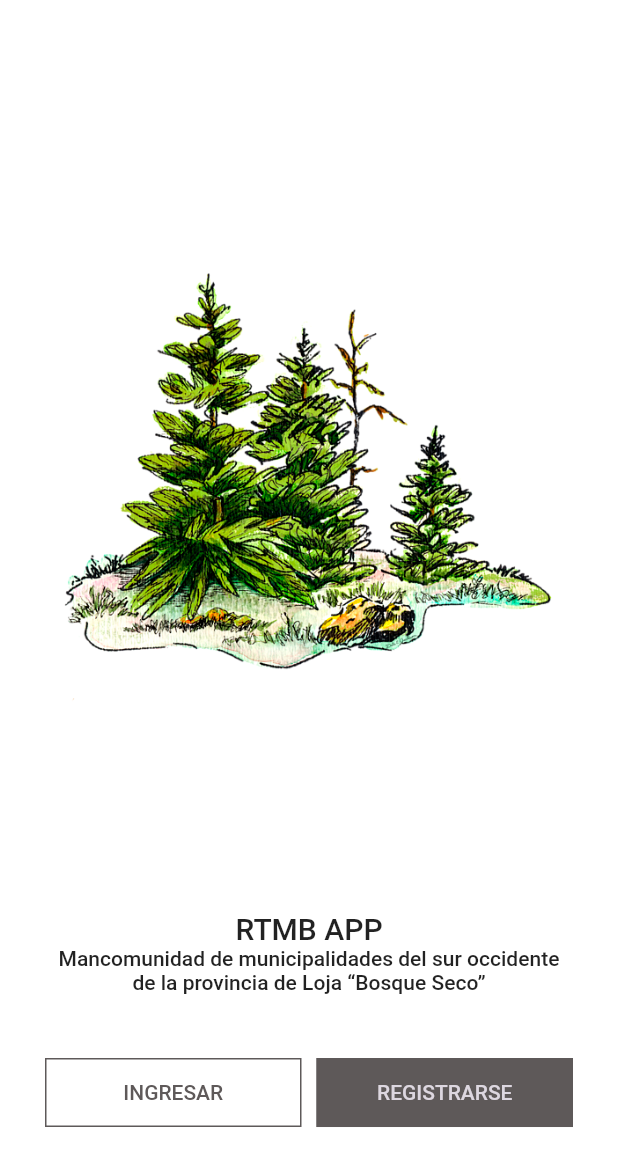
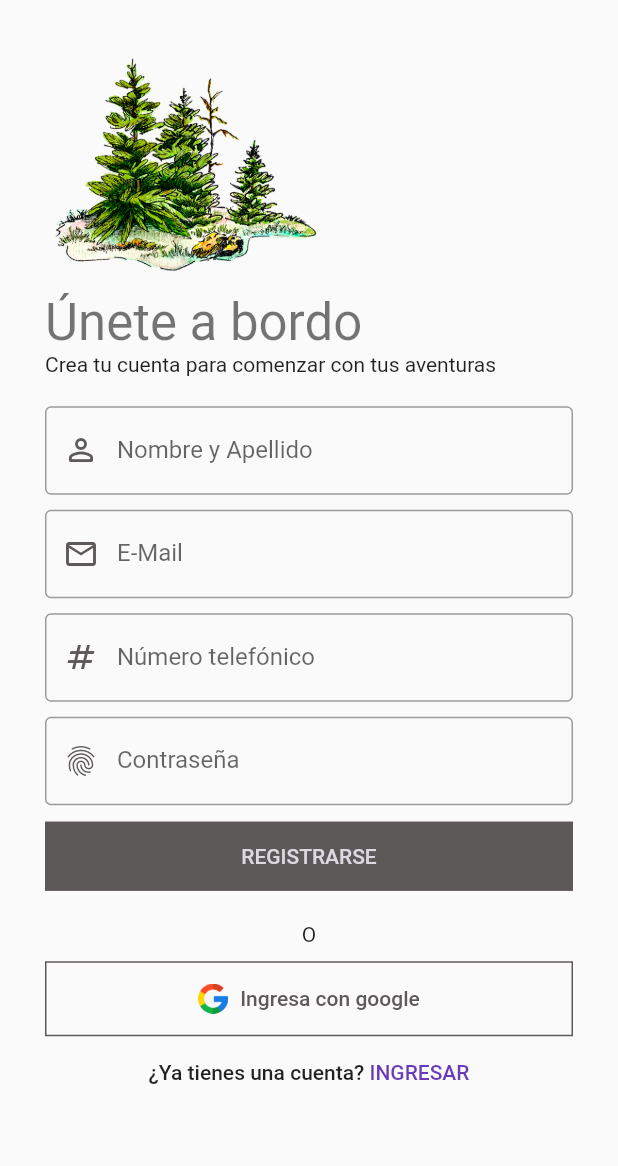
Before and after one commit to TesisUNL/PTT_FLUTTER, a Flutter app: the WelcomeScreen screen opened directly, after a tap on "REGISTRARSE", on a phone screen of 412 x 824 dp. Shown: the top 1166 px of the screen. Run offline on Flutter 3.47's test engine with Material 2 defaults, Android fonts, the light colour scheme and no system bars; our stand-ins replace firebase_auth, firebase_core, flutter_dotenv, flutter_secure_storage, flutter_svg, get and 8 more; missing offline and left inert: app_settings, flutter_config; accounts and stored records are empty.

Commit message:
register page

```diff
--- a/lib/core/constants/text_strings.dart
+++ b/lib/core/constants/text_strings.dart
@@ -28,10 +28,17 @@ const String tRegister = "Registrarse";
 const String tLoginTitle = "Bienvenido de vuelta";
 const String tLoginSubtitle = "Es un placer tenerte de regreso";
 const String tRememberMe = "Recuerdame";
-const String tAlreadyHaveAnAccount = "¿Ya tienes una cuenta?";
 const String tEmail = "E-Mail";
 const String tPassword = "Contraseña";
 const String tForgotPassword = "¿Olvidaste tu contraseña?";
 const String tSingInWithGoogle = "Ingresa con google";
-const String tDontHaveAnAccount = "¿Aún no tienes una cuenta?";
+const String tDontHaveAnAccount = "¿Aún no tienes una cuenta? ";
 const String tMakeARegister = "Registrate";
+
+//Register Screen Texts
+const String tRegisterTitle = "Únete a bordo";
+const String tRegisterSubtitle =
+    "Crea tu cuenta para comenzar con tus aventuras";
+const String tAlreadyHaveAnAccount = "¿Ya tienes una cuenta? ";
+const String tFullName = "Nombre y Apellido";
+const String tPhoneNo = "Número telefónico";
--- a/lib/core/constants/theme.dart
+++ b/lib/core/constants/theme.dart
@@ -34,6 +34,14 @@ class PttAppTheme {
             shape: const RoundedRectangleBorder(),
             padding: const EdgeInsets.symmetric(vertical: tButtonHeight)),
       )),
+      inputDecorationTheme: (InputDecorationTheme(
+          border: const OutlineInputBorder(),
+          prefixIconColor: Constants.tAppSecondaryColor,
+          floatingLabelStyle: TextStyle(color: Constants.tAppSecondaryColor),
+          focusedBorder: OutlineInputBorder(
+            borderSide:
+                BorderSide(width: 2, color: Constants.tAppSecondaryColor),
+          ))),
       primarySwatch: Colors.deepPurple);
 
   static ThemeData darkTheme = ThemeData(
@@ -67,5 +75,12 @@ class PttAppTheme {
             shape: const RoundedRectangleBorder(),
             padding: const EdgeInsets.symmetric(vertical: tButtonHeight)),
       )),
+      inputDecorationTheme: (InputDecorationTheme(
+          border: const OutlineInputBorder(),
+          prefixIconColor: Constants.tAppPrimaryColor,
+          floatingLabelStyle: TextStyle(color: Constants.tAppPrimaryColor),
+          focusedBorder: OutlineInputBorder(
+            borderSide: BorderSide(width: 2, color: Constants.tAppPrimaryColor),
+          ))),
       primarySwatch: Colors.deepOrange);
 }
--- a/lib/core/controlers/onboarding_screen_controller.dart
+++ b/lib/core/controlers/onboarding_screen_controller.dart
@@ -51,12 +51,15 @@ class OnBoardingController extends GetxController {
     currentPage.value = activePageIndex;
   }
 
-  skip() => controller.jumpToPage(page: 2);
+  //skip() => controller.jumpToPage(page: 2);
+
+  skip() => Get.to(const WelcomeScreen());
 
   animateToNextSlide() {
     int nextPage = controller.currentPage + 1;
     if (nextPage == 3) {
-      Get.to(WelcomeScreen());
+      Get.to(const WelcomeScreen());
+      return;
     } else {
       controller.animateToPage(page: nextPage);
     }
--- a/lib/features/authentication/login/login_header.dart
+++ b/lib/core/utils/widgets/form/form_header.dart
@@ -1,28 +1,30 @@
 import 'package:flutter/material.dart';
-import 'package:ptt_rtmb/core/constants/image_strings.dart';
-import 'package:ptt_rtmb/core/constants/text_strings.dart';
 
-class LoginHeaderWidget extends StatelessWidget {
-  const LoginHeaderWidget({
+class FormHeaderWidget extends StatelessWidget {
+  const FormHeaderWidget({
     Key? key,
-    required this.size,
+    required this.image,
+    required this.title,
+    required this.subTitle,
   }) : super(key: key);
 
-  final Size size;
+  final String image, title, subTitle;
 
   @override
   Widget build(BuildContext context) {
+    final size = MediaQuery.of(context).size;
+
     return Column(crossAxisAlignment: CrossAxisAlignment.start, children: [
       Image(
-        image: const AssetImage(tAppWelcomeScreenImage),
+        image: AssetImage(image),
         height: size.height * 0.2,
       ),
       Text(
-        tLoginTitle,
+        title,
         style: Theme.of(context).textTheme.headline4,
       ),
       Text(
-        tLoginSubtitle,
+        subTitle,
         style: Theme.of(context).textTheme.bodyText2,
       ),
     ]);
--- /dev/null
+++ b/lib/features/authentication/create_account/register.dart
@@ -0,0 +1,35 @@
+import 'package:flutter/material.dart';
+import 'package:ptt_rtmb/core/constants/image_strings.dart';
+import 'package:ptt_rtmb/core/constants/sizes.dart';
+import 'package:ptt_rtmb/core/constants/text_strings.dart';
+import 'package:ptt_rtmb/core/utils/widgets/form/form_header.dart';
+import 'package:ptt_rtmb/features/authentication/create_account/sign_up_footer.dart';
+import 'package:ptt_rtmb/features/authentication/create_account/sign_up_form.dart';
+
+class SingUpScreen extends StatelessWidget {
+  const SingUpScreen({Key? key}) : super(key: key);
+
+  @override
+  Widget build(BuildContext context) {
+    return SafeArea(
+      child: Scaffold(
+        body: SingleChildScrollView(
+          child: Container(
+            padding: const EdgeInsets.all(tDefaultSize),
+            child: Column(
+              crossAxisAlignment: CrossAxisAlignment.start,
+              children: const [
+                FormHeaderWidget(
+                    image: tAppWelcomeScreenImage,
+                    title: tRegisterTitle,
+                    subTitle: tRegisterSubtitle),
+                SignUpFormWidget(),
+                SignUpFooterWidget()
+              ],
+            ),
+          ),
+        ),
+      ),
+    );
+  }
+}
--- /dev/null
+++ b/lib/features/authentication/create_account/sign_up_footer.dart
@@ -0,0 +1,40 @@
+import 'package:flutter/material.dart';
+import 'package:ptt_rtmb/core/constants/sizes.dart';
+import 'package:ptt_rtmb/core/constants/text_strings.dart';
+import '../../../core/constants/image_strings.dart';
+
+class SignUpFooterWidget extends StatelessWidget {
+  const SignUpFooterWidget({
+    Key? key,
+  }) : super(key: key);
+
+  @override
+  Widget build(BuildContext context) {
+    return Column(
+      children: [
+        const Text("O"),
+        const SizedBox(
+          height: tFormHeight - 20,
+        ),
+        SizedBox(
+          width: double.infinity,
+          child: OutlinedButton.icon(
+              onPressed: () {},
+              icon: const Image(
+                image: AssetImage(tGoogleImage),
+                width: 20.0,
+              ),
+              label: const Text(tSingInWithGoogle)),
+        ),
+        TextButton(
+            onPressed: () {},
+            child: Text.rich(TextSpan(children: [
+              TextSpan(
+                  text: tAlreadyHaveAnAccount,
+                  style: Theme.of(context).textTheme.bodyText1),
+              TextSpan(text: tLogin.toUpperCase())
+            ])))
+      ],
+    );
+  }
+}
--- /dev/null
+++ b/lib/features/authentication/create_account/sign_up_form.dart
@@ -0,0 +1,65 @@
+import 'package:flutter/material.dart';
+
+import '../../../core/constants/sizes.dart';
+import '../../../core/constants/text_strings.dart';
+
+class SignUpFormWidget extends StatelessWidget {
+  const SignUpFormWidget({
+    Key? key,
+  }) : super(key: key);
+
+  @override
+  Widget build(BuildContext context) {
+    return Container(
+      padding: const EdgeInsets.symmetric(vertical: tFormHeight - 10),
+      child: Form(
+        child: Column(
+          crossAxisAlignment: CrossAxisAlignment.start,
+          children: [
+            TextFormField(
+              decoration: const InputDecoration(
+                label: Text(tFullName),
+                prefixIcon: Icon(Icons.person_outline_rounded),
+              ),
+            ),
+            const SizedBox(
+              height: tFormHeight - 20,
+            ),
+            TextFormField(
+              decoration: const InputDecoration(
+                label: Text(tEmail),
+                prefixIcon: Icon(Icons.email_outlined),
+              ),
+            ),
+            const SizedBox(
+              height: tFormHeight - 20,
+            ),
+            TextFormField(
+              decoration: const InputDecoration(
+                label: Text(tPhoneNo),
+                prefixIcon: Icon(Icons.numbers),
+              ),
+            ),
+            const SizedBox(
+              height: tFormHeight - 20,
+            ),
+            TextFormField(
+              decoration: const InputDecoration(
+                label: Text(tPassword),
+                prefixIcon: Icon(Icons.fingerprint),
+              ),
+            ),
+            const SizedBox(
+              height: tFormHeight - 20,
+            ),
+            SizedBox(
+              width: double.infinity,
+              child: ElevatedButton(
+                  onPressed: () {}, child: Text(tRegister.toUpperCase())),
+            )
+          ],
+        ),
+      ),
+    );
+  }
+}
--- a/lib/features/authentication/login/login.dart
+++ b/lib/features/authentication/login/login.dart
@@ -1,9 +1,11 @@
 import 'package:flutter/material.dart';
+import 'package:ptt_rtmb/core/constants/image_strings.dart';
 import 'package:ptt_rtmb/core/constants/sizes.dart';
-import 'package:ptt_rtmb/features/authentication/login/login_header.dart';
+import 'package:ptt_rtmb/core/constants/text_strings.dart';
+import 'package:ptt_rtmb/features/authentication/login/login_form.dart';
+import 'package:ptt_rtmb/core/utils/widgets/form/form_header.dart';
 
 import 'login_footer.dart';
-import 'login_form.dart';
 
 class Login extends StatelessWidget {
   const Login({Key? key}) : super(key: key);
@@ -16,12 +18,16 @@ class Login extends StatelessWidget {
         body: SingleChildScrollView(
           child: Container(
             padding: const EdgeInsets.all(tDefaultSize),
-            child:
-                Column(crossAxisAlignment: CrossAxisAlignment.start, children: [
-              LoginHeaderWidget(size: size),
-              const LoginFormWIdget(),
-              const LoginFooterWidget(),
-            ]),
+            child: Column(
+                crossAxisAlignment: CrossAxisAlignment.start,
+                children: const [
+                  FormHeaderWidget(
+                      image: tAppWelcomeScreenImage,
+                      title: tLoginTitle,
+                      subTitle: tLoginSubtitle),
+                  LoginFormWidget(),
+                  LoginFooterWidget(),
+                ]),
           ),
         ),
       ),
--- a/lib/features/authentication/login/login_footer.dart
+++ b/lib/features/authentication/login/login_footer.dart
@@ -1,7 +1,9 @@
 import 'package:flutter/material.dart';
+import 'package:get/get.dart';
 import 'package:ptt_rtmb/core/constants/image_strings.dart';
 import '../../../core/constants/sizes.dart';
 import '../../../core/constants/text_strings.dart';
+import '../create_account/register.dart';
 
 class LoginFooterWidget extends StatelessWidget {
   const LoginFooterWidget({
@@ -31,7 +33,7 @@ class LoginFooterWidget extends StatelessWidget {
           height: tFormHeight - 20,
         ),
         TextButton(
-            onPressed: () {},
+            onPressed: () => Get.to(() => SingUpScreen()),
             child: Text.rich(TextSpan(
                 text: tDontHaveAnAccount,
                 style: Theme.of(context).textTheme.bodyText1,
--- a/lib/features/authentication/login/login_form.dart
+++ b/lib/features/authentication/login/login_form.dart
@@ -1,10 +1,9 @@
 import 'package:flutter/material.dart';
-
 import '../../../core/constants/sizes.dart';
 import '../../../core/constants/text_strings.dart';
 
-class LoginFormWIdget extends StatelessWidget {
-  const LoginFormWIdget({
+class LoginFormWidget extends StatelessWidget {
+  const LoginFormWidget({
     Key? key,
   }) : super(key: key);
 
--- a/lib/features/authentication/welcome/welcome.dart
+++ b/lib/features/authentication/welcome/welcome.dart
@@ -4,6 +4,7 @@ import 'package:ptt_rtmb/core/constants/constants.dart';
 import 'package:ptt_rtmb/core/constants/image_strings.dart';
 import 'package:ptt_rtmb/core/constants/sizes.dart';
 import 'package:ptt_rtmb/core/constants/text_strings.dart';
+import 'package:ptt_rtmb/features/authentication/create_account/register.dart';
 import 'package:ptt_rtmb/features/authentication/login/login.dart';
 
 class WelcomeScreen extends StatelessWidget {
@@ -53,7 +54,7 @@ class WelcomeScreen extends StatelessWidget {
                   ),
                   Expanded(
                     child: ElevatedButton(
-                      onPressed: () {},
+                      onPressed: () => Get.to(() => SingUpScreen()),
                       child: Text(tRegister.toUpperCase()),
                     ),
                   ),
```
